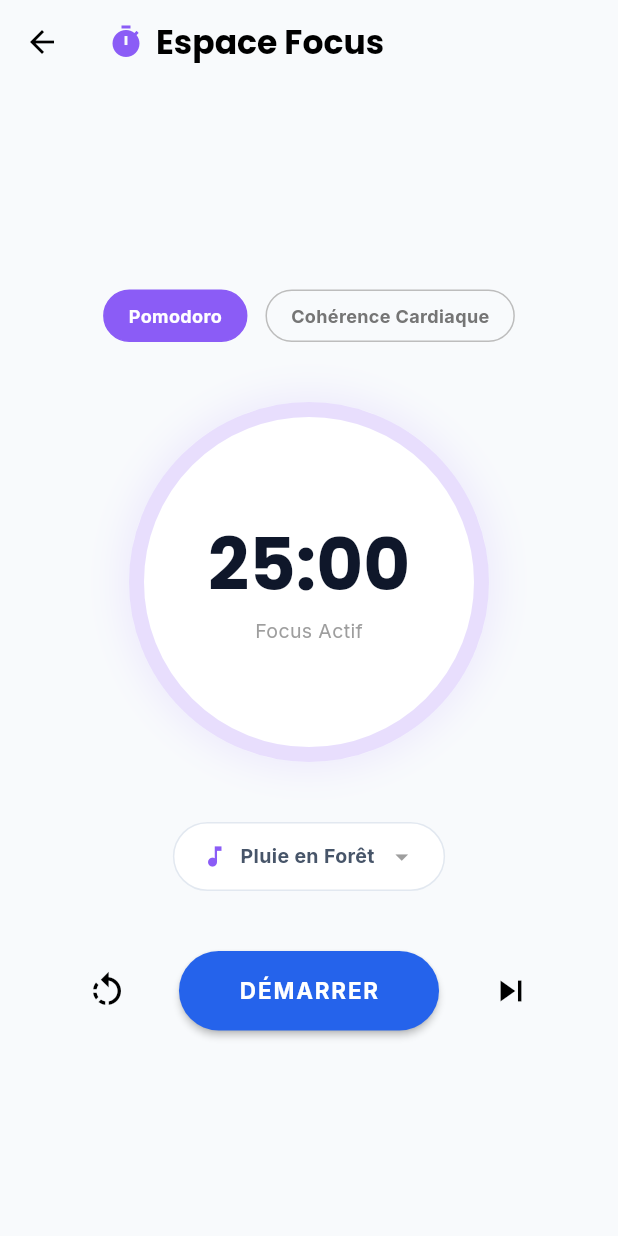
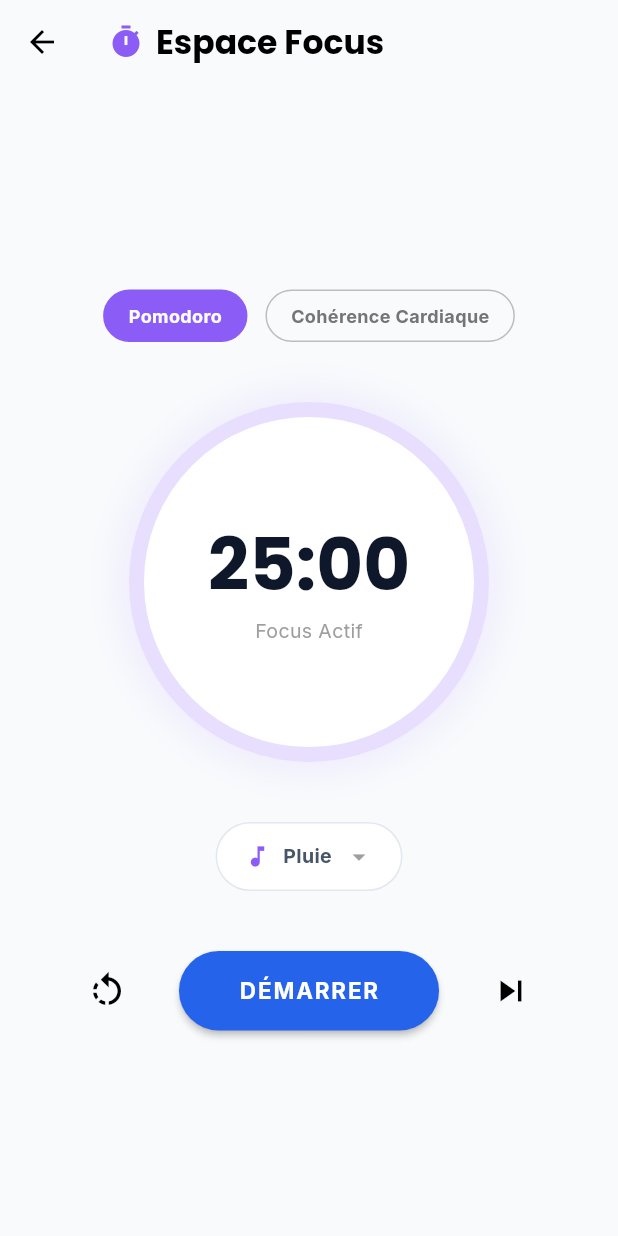
Before and after one commit to Bokam-Menelik-3/nexii, a Flutter app: the FocusScreen screen opened directly, on a phone screen of 412 x 824 dp. Run offline on Flutter 3.47's test engine with Material 3 defaults, Android fonts, the phone set to English and light mode, and no system bars; our stand-ins replace audioplayers, google_fonts, shared_preferences; accounts and stored records are empty; network calls fail.

Commit message:
chore: replace project with stable beta version

```diff
--- a/lib/providers/app_state_provider.dart
+++ b/lib/providers/app_state_provider.dart
@@ -20,8 +20,10 @@
     super.dispose();
   }
 
-  String _customServerUrl =
+  static const String _defaultProductionServerUrl =
       'https://ais-pre-3d27sf5ik2n6ln4xabwir3-272598978153.europe-west2.run.app';
+
+  String _customServerUrl = _defaultProductionServerUrl;
 
   String get customServerUrl => _customServerUrl;
 
@@ -33,11 +35,16 @@
   }
 
   String get _apiBaseUrl {
+    if (_customServerUrl != _defaultProductionServerUrl) {
+      return _customServerUrl;
+    }
     if (kIsWeb) {
       final baseUri = Uri.base;
       if (baseUri.scheme == 'http' || baseUri.scheme == 'https') {
         // In local web development, the backend Express server runs on port 3000
-        if (baseUri.host == 'localhost' || baseUri.host == '127.0.0.1') {
+        if (baseUri.host == 'localhost' ||
+            baseUri.host == '127.0.0.1' ||
+            baseUri.host == '0.0.0.0') {
           return '${baseUri.scheme}://${baseUri.host}:3000';
         }
         return '${baseUri.scheme}://${baseUri.host}${baseUri.hasPort ? ':${baseUri.port}' : ''}';
@@ -155,7 +162,7 @@
 
   // Dynamic Focus States
   int _focusMinutesTotal = 0;
-  String _selectedSound = 'Pluie en Forêt'; // Rain
+  String _selectedSound = 'Pluie'; // Rain
 
   int get focusMinutesTotal => _focusMinutesTotal;
   String get selectedSound => _selectedSound;
@@ -611,48 +618,7 @@
   }
 
   // --- 🎯 LIVING GOAL (Objectif Vivant Intelligent) ---
-  List<Map<String, dynamic>> _livingGoals = [
-    {
-      "id": "lg_flutter",
-      "title": "🎓 Examen Flutter & Clean Architecture",
-      "deadline": "12 jours (5 Août 2026)",
-      "importance": "Haute (Priorité 1)",
-      "completion": 68,
-      "successProbability": 92,
-      "status": "Vivant & Optimisé",
-      "aiHealth": "94%",
-      "autoAdjustCount": 4,
-      "dependentTasksCount": 5,
-      "dependentTasks": [
-        "📚 Chapitre 4 : State Management & Riverpod",
-        "⏱️ 3x Sessions Focus 45m de code",
-        "🛠️ Projet Pratique Clean Architecture"
-      ],
-      "liveStateMessage":
-          "L'IA a ajusté 2 dépendances hier pour maintenir ta probabilité de succès à 92%.",
-      "pulseRisk": "Faible",
-    },
-    {
-      "id": "lg_startup",
-      "title": "🚀 Lancement Bêta Nexii App",
-      "deadline": "24 jours (17 Août 2026)",
-      "importance": "Stratégique",
-      "completion": 45,
-      "successProbability": 84,
-      "status": "Risque Modéré Détecté",
-      "aiHealth": "88%",
-      "autoAdjustCount": 2,
-      "dependentTasksCount": 8,
-      "dependentTasks": [
-        "🔥 Intégration Firebase Firestore Auth",
-        "🎨 Finition UI / UX Adaptative",
-        "🧪 Tests End-to-End"
-      ],
-      "liveStateMessage":
-          "Un Pulse a été généré pour lisser la charge de travail du jeudi.",
-      "pulseRisk": "Modéré",
-    },
-  ];
+  List<Map<String, dynamic>> _livingGoals = [];
 
   List<Map<String, dynamic>> get livingGoals => _livingGoals;
 
@@ -731,7 +697,7 @@
   }
 
   // --- 🟦 NEXII PULSE (Intervention Proactive Importante) ---
-  bool _isPulseActive = true;
+  bool _isPulseActive = false;
   bool get isPulseActive => _isPulseActive;
 
   bool _isPulseApplied = false;
@@ -741,7 +707,7 @@
         "title": "Baisse de concentration détectée",
         "detectedPattern":
             "3 jours consécutifs avec -22% de temps de focus ininterrompu.",
-        "impact": "Risque de retard de 2 jours sur l'Examen Flutter.",
+        "impact": "Risque de retard sur les objectifs prioritaires.",
         "solution": "Planning alternatif préparé par l'IA Nexii Intelligence.",
         "chargeReduction": "18%",
         "sameDeadline": true,
@@ -1613,7 +1579,7 @@
               'provider': _selectedAiProvider,
             }),
           )
-          .timeout(const Duration(seconds: 15));
+          .timeout(const Duration(seconds: 35));
 
       if (response.statusCode == 200) {
         final data = jsonDecode(response.body);
@@ -1951,6 +1917,9 @@
     _lastManualCheckInDate = '';
     _tasks.clear();
     _goals.clear();
+    _livingGoals.clear();
+    _isPulseActive = false;
+    _isPulseApplied = false;
     _missions.clear();
     _notifications.clear();
     _agendaEvents.clear();
@@ -2091,6 +2060,11 @@
       if (cloudData.containsKey('goals')) {
         _goals.clear();
         _goals.addAll((cloudData['goals'] as List)
+            .map((g) => Map<String, dynamic>.from(g)));
+      }
+      if (cloudData.containsKey('livingGoals')) {
+        _livingGoals.clear();
+        _livingGoals.addAll((cloudData['livingGoals'] as List)
             .map((g) => Map<String, dynamic>.from(g)));
       }
       if (cloudData.containsKey('communityPosts')) {
@@ -2200,6 +2174,7 @@
       'missions': _missions,
       'agendaEvents': _agendaEvents,
       'goals': _goals,
+      'livingGoals': _livingGoals,
       'communityPosts': _communityPosts,
       'notifications': _notifications,
       'focusMinutesTotal': _focusMinutesTotal,
@@ -2705,7 +2680,7 @@
               },
             }),
           )
-          .timeout(const Duration(seconds: 15));
+          .timeout(const Duration(seconds: 35));
 
       _isCoachTyping = false;
       if (response.statusCode == 200) {
--- a/lib/screens/focus_screen.dart
+++ b/lib/screens/focus_screen.dart
@@ -23,10 +23,10 @@
   final AudioPlayer _chimePlayer = AudioPlayer();
 
   final Map<String, String> _soundUrls = {
-    'Pluie': 'assets/audio/focus/rain.mp3',
-    'Pluie en Forêt': 'assets/audio/focus/rain.mp3',
-    'Océan': 'assets/audio/focus/ocean.mp3',
-    'Forêt Zen': 'assets/audio/focus/forest.mp3',
+    'Pluie': 'audio/focus/rain.mp3',
+    'Pluie en Forêt': 'audio/focus/rain.mp3',
+    'Océan': 'audio/focus/ocean.mp3',
+    'Forêt Zen': 'audio/focus/forest.mp3',
   };
   final String _chimeUrl =
       'https://assets.mixkit.co/active_storage/sfx/911/911-84.wav';
@@ -78,9 +78,12 @@
     super.dispose();
   }
 
-  void _playAmbient(String sound) async {
-    final assetPath = _soundUrls[sound];
+  Future<void> _playAmbient(String sound) async {
+    String? assetPath = _soundUrls[sound] ?? _soundUrls['Pluie'];
     if (assetPath != null) {
+      if (assetPath.startsWith('assets/')) {
+        assetPath = assetPath.substring('assets/'.length);
+      }
       try {
         await _ambientPlayer.stop();
         await _ambientPlayer.play(AssetSource(assetPath));
@@ -231,6 +234,9 @@
                         : null,
                     onTap: () {
                       state.setSound(sound);
+                      if (_isRunning) {
+                        _playAmbient(sound);
+                      }
                       Navigator.pop(context);
                     },
                   );
```
Also changed, not shown: 2 other files.
